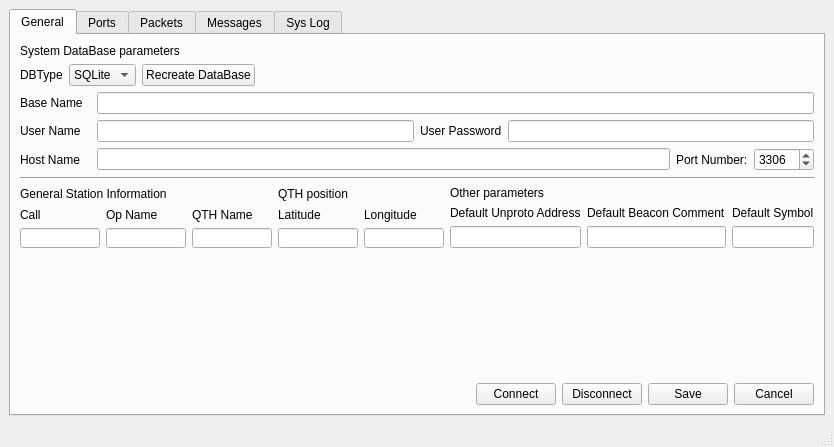
Before: the Qt Designer form ui/mainwindow.ui in UA3MQJ/qaprs, drawn with Qt 5.
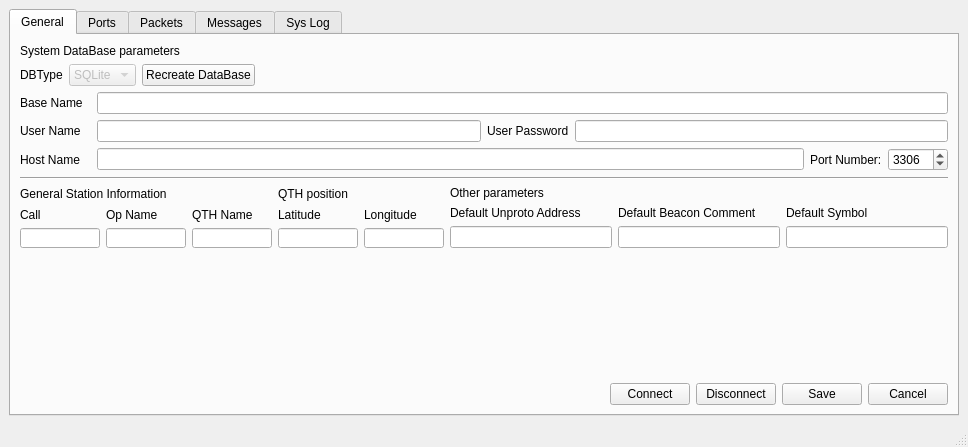
After: the same form once the commit is applied.

What changed in the file:
```diff
--- a/ui/mainwindow.ui
+++ b/ui/mainwindow.ui
@@ -6,7 +6,7 @@
    <rect>
     <x>0</x>
     <y>0</y>
-    <width>824</width>
+    <width>968</width>
     <height>447</height>
    </rect>
   </property>
@@ -49,6 +49,15 @@
           </item>
           <item>
            <widget class="QComboBox" name="dbTypeComboBox">
+            <property name="enabled">
+             <bool>false</bool>
+            </property>
+            <property name="minimumSize">
+             <size>
+              <width>0</width>
+              <height>0</height>
+             </size>
+            </property>
             <item>
              <property name="text">
               <string>SQLite</string>
```
Left out of the diff: 5 changed lines with no effect on the pictures.
